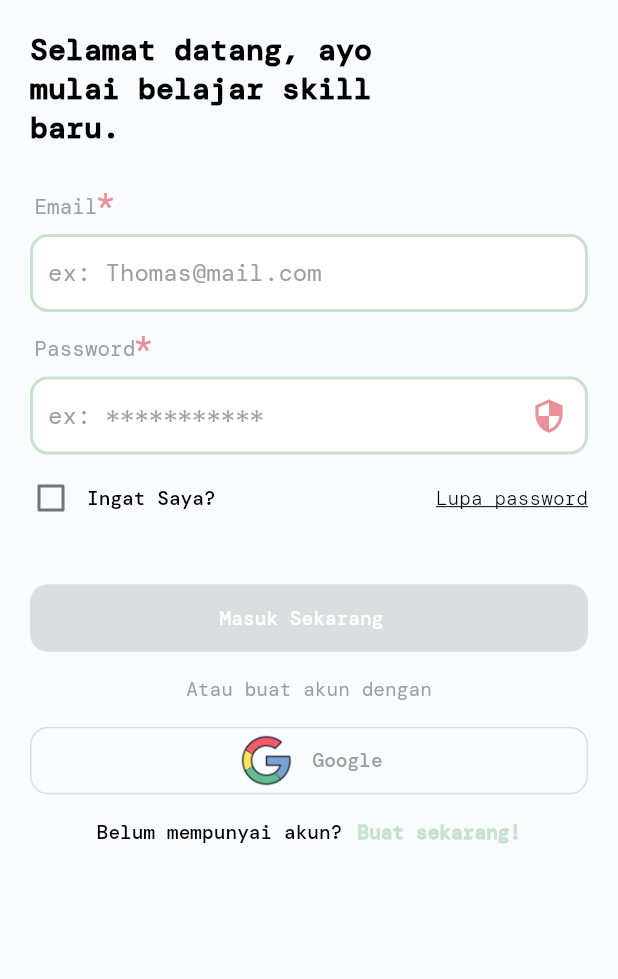
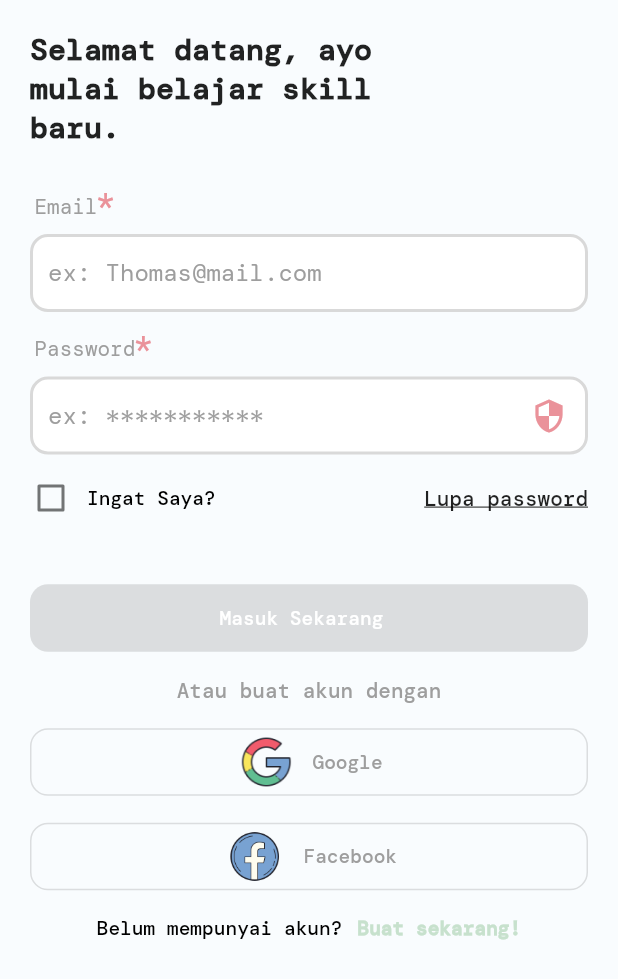
Before and after one commit to dewaprabawa/vooms, a Flutter app: the screen it shows after launch, on a phone screen of 412 x 824 dp. Shown: the top 979 px of the screen. Run offline on Flutter 3.47's test engine with Material 2 defaults, Android fonts, the phone set to English and light mode, and no system bars; our stand-ins replace bloc, cached_network_image, cloud_firestore, dartz, equatable, firebase_auth and 14 more; missing offline and left inert: dart:ffi, flutter_facebook_auth; accounts and stored records are empty; Roboto replaces fonts that are missing (dmMono); project files that could hold a hidden picture were left out.

Commit message:
add facebook login with credential

```diff
--- a/lib/app.dart
+++ b/lib/app.dart
@@ -8,7 +8,6 @@ import 'package:vooms/authentication/repository/auth_repository.dart';
 import 'package:vooms/bottom_nav_bar/main_bottom_nav.dart';
 import 'package:vooms/bottom_nav_bar/theme_cubit/theme_cubit.dart';
 import 'package:vooms/dependency.dart';
-import 'package:vooms/shareds/general_helper/ui_color_constants.dart';
 import 'package:flutter_bloc/flutter_bloc.dart';
 
 class App extends StatelessWidget {
--- a/lib/authentication/auth_helpers/wording_auth_constants.dart
+++ b/lib/authentication/auth_helpers/wording_auth_constants.dart
@@ -14,4 +14,5 @@ class WordingAuthConstants{
   static String labelhintPassword = "ex: ***********";
   static String labelHasNotHaveAccount = "Belum mempunyai akun?";
   static String labelButtonGoogle = "Google";
+   static String labelButtonFacebook = "Facebook";
 }
--- a/lib/authentication/pages/sign_in_page.dart
+++ b/lib/authentication/pages/sign_in_page.dart
@@ -15,6 +15,7 @@ import 'package:vooms/shareds/components/app_dialog.dart';
 import 'package:vooms/shareds/components/m_filled_button.dart';
 import 'package:vooms/shareds/components/m_outline_button.dart';
 import 'package:vooms/shareds/components/m_text_field.dart';
+import 'package:vooms/shareds/general_helper/text_extension.dart';
 import 'package:vooms/shareds/general_helper/ui_asset_constant.dart';
 import 'package:vooms/shareds/general_helper/ui_color_constants.dart';
 
@@ -83,14 +84,14 @@ class _SignInPageState extends State<SignInPage> {
                       left: 20, right: 100, bottom: 20, top: 20),
                   child: Text(
                     WordingAuthConstants.labelHeaderSignIn,
-                    style: GoogleFonts.dmMono().copyWith(
-                        color: Colors.black,
-                        fontSize: 20,
-                        fontWeight: FontWeight.w700),
+                  ).toBoldText(
+                    fontSize: 20,
                   ),
                 ),
                 const SizedBox(height: 5.0),
                 MtextField(
+                  color: Theme.of(context).backgroundColor,
+                  borderColor: Theme.of(context).dividerColor,
                   textInputAction: TextInputAction.next,
                   hintText: WordingAuthConstants.labelHintEmail,
                   isShakeErrorAnimationActive: true,
@@ -105,6 +106,8 @@ class _SignInPageState extends State<SignInPage> {
                 ),
                 const SizedBox(height: 5.0),
                 MtextField(
+                  color: Theme.of(context).backgroundColor,
+                  borderColor: Theme.of(context).dividerColor,
                   isSecurity: state.isSecurity,
                   textInputAction: TextInputAction.next,
                   hintText: WordingAuthConstants.labelhintPassword,
@@ -151,9 +154,7 @@ class _SignInPageState extends State<SignInPage> {
                         },
                         child: Text(WordingAuthConstants.labelForgotPassword,
                             style: GoogleFonts.dmMono(
-                              color: Colors.black,
-                              fontSize: 13,
-                              fontWeight: FontWeight.w300,
+                              fontWeight: FontWeight.w500,
                               decoration: TextDecoration.underline,
                             )),
                       ),
@@ -181,9 +182,9 @@ class _SignInPageState extends State<SignInPage> {
                 ),
                 const SizedBox(height: 15.0),
                 Center(
-                  child: Text('Atau buat akun dengan',
-                      style:
-                          GoogleFonts.dmMono(color: Colors.grey, fontSize: 13)),
+                  child: const Text(
+                    'Atau buat akun dengan',
+                  ).toNormalText(color: Theme.of(context).hintColor),
                 ),
                 const SizedBox(height: 15.0),
                 MoutlineButoon(
@@ -194,6 +195,17 @@ class _SignInPageState extends State<SignInPage> {
                   leadingChild: Image.asset(UIAssetConstants.googleButtonImage),
                   onPressed: () async {
                     await context.read<SignUpCubit>().loginWithGoogle();
+                  },
+                ),
+                 const SizedBox(height: 15.0),
+                  MoutlineButoon(
+                  width: double.infinity,
+                  height: 45,
+                  margin: const EdgeInsets.symmetric(horizontal: 20),
+                  text: WordingAuthConstants.labelButtonFacebook,
+                  leadingChild: Image.asset(UIAssetConstants.facebookButtonImage),
+                  onPressed: () async {
+                    await context.read<SignUpCubit>().loginWithFacebook();
                   },
                 ),
                 TextButton(
--- a/lib/authentication/repository/failure.dart
+++ b/lib/authentication/repository/failure.dart
@@ -100,6 +100,8 @@ class UserDataException implements Exception {}
 class TutorDataException implements Exception {}
 class CourseDataException implements Exception {}
 
+class LoginWithFacebookException implements Exception {}
+
 class LogInWithGoogleException implements Exception {
   /// {@macro log_in_with_google_failure}
   const LogInWithGoogleException([
--- a/lib/bottom_nav_bar/theme_cubit/theme_cubit.dart
+++ b/lib/bottom_nav_bar/theme_cubit/theme_cubit.dart
@@ -12,8 +12,8 @@ class ThemeCubit extends Cubit<ThemeState> {
   ThemeCubit() : super(const ThemeState());
 
   FutureOr<void> setTheme(ThemeStatus status) {
-    final lightTheme = ThemeData(
-        bottomNavigationBarTheme: BottomNavigationBarThemeData(
+
+    final bottomNavigationBarTheme = BottomNavigationBarThemeData(
           backgroundColor: UIColorConstant.nativeWhite,
           elevation: 0.5,
           selectedLabelStyle: GoogleFonts.dmMono(fontWeight: FontWeight.bold),
@@ -21,12 +21,17 @@ class ThemeCubit extends Cubit<ThemeState> {
           selectedItemColor: UIColorConstant.materialPrimaryRed,
           selectedIconTheme:
               IconThemeData(color: UIColorConstant.materialPrimaryRed),
-        ),
-        textTheme: TextTheme(
+        );
+
+    final textTheme = TextTheme(
           displayMedium: GoogleFonts.dmMono(fontWeight: FontWeight.w500),
           displayLarge: GoogleFonts.dmMono(fontWeight: FontWeight.bold),
           displaySmall: GoogleFonts.dmMono(fontWeight: FontWeight.w100),
-        ),
+        );
+
+    final lightTheme = ThemeData(
+        bottomNavigationBarTheme: bottomNavigationBarTheme,
+        textTheme: textTheme,
         iconTheme: IconThemeData(color: UIColorConstant.materialPrimaryRed),
         appBarTheme: const AppBarTheme(color: UIColorConstant.nativeWhite),
         scaffoldBackgroundColor: UIColorConstant.backgroundColorGrey,
--- a/lib/chat/pages/chat_conversation_page.dart
+++ b/lib/chat/pages/chat_conversation_page.dart
@@ -88,7 +88,7 @@ class _ChatConversationPageState extends State<ChatConversationPage> {
     return Scaffold(
       appBar: AppBar(
         elevation: 0.0,
-        backgroundColor: UIColorConstant.nativeWhite,
+        backgroundColor: Theme.of(context).backgroundColor,
         title: const Text("Chats").toNormalText(fontSize: 18),
       ),
       body: SafeArea(
--- a/lib/dependency.dart
+++ b/lib/dependency.dart
@@ -1,6 +1,7 @@
 import 'package:cloud_firestore/cloud_firestore.dart';
 import 'package:firebase_auth/firebase_auth.dart';
 import 'package:firebase_storage/firebase_storage.dart';
+import 'package:flutter_facebook_auth/flutter_facebook_auth.dart';
 import 'package:get_it/get_it.dart';
 import 'package:google_sign_in/google_sign_in.dart';
 import 'package:hive_flutter/hive_flutter.dart';
@@ -31,12 +32,13 @@ final GetIt sl = GetIt.instance;
 Future<void> setupServiceLocator() async {
 
   sl.registerLazySingleton<FirebaseAuth>(() => FirebaseAuth.instance);
+  sl.registerLazySingleton<FacebookAuth>(() => FacebookAuth.instance);
   sl.registerLazySingleton<GoogleSignIn>(() => GoogleSignIn());
   sl.registerLazySingleton<FirebaseFirestore>(() => FirebaseFirestore.instance);
   sl.registerLazySingleton<FirebaseStorage>(() => FirebaseStorage.instance);
 
 
-  sl.registerLazySingleton<AuthService>(() => AuthServicesImpl(sl(), sl()));
+  sl.registerLazySingleton<AuthService>(() => AuthServicesImpl(sl(), sl(), sl()));
 
   sl.registerLazySingleton<UserDBRemoteService>(() => UserDataRemoteImpl(sl()));
 
--- a/lib/shareds/general_helper/text_extension.dart
+++ b/lib/shareds/general_helper/text_extension.dart
@@ -3,15 +3,15 @@ import 'package:google_fonts/google_fonts.dart';
 import 'package:vooms/shareds/general_helper/ui_color_constants.dart';
 
 extension DmMonos on Text {
-   Text toNormalText({Color? color = UIColorConstant.nativeBlack, double? fontSize}){
+   Text toNormalText({Color? color, double? fontSize}){
     return Text(this.data ?? "", style:  GoogleFonts.dmMono(fontWeight: FontWeight.w500, color: color, fontSize: fontSize),);
    }
 
-   Text toThinText({Color? color = UIColorConstant.nativeBlack, double? fontSize}){
+   Text toThinText({Color? color, double? fontSize}){
     return Text(this.data ?? "", style: GoogleFonts.dmMono(fontWeight: FontWeight.w100, color: color, fontSize: fontSize),);
    }
 
-   Text toBoldText({Color? color = UIColorConstant.nativeBlack, double? fontSize}){
+   Text toBoldText({Color? color, double? fontSize}){
     return Text(this.data ?? "", style: GoogleFonts.dmMono(fontWeight: FontWeight.bold, color: color, fontSize: fontSize),);
    }
 }
--- a/lib/shareds/general_helper/ui_asset_constant.dart
+++ b/lib/shareds/general_helper/ui_asset_constant.dart
@@ -4,6 +4,7 @@ class UIAssetConstants {
   static const String onBoardingImage2 = "assets/pngs/on_boarding_02.png";
   static const String onBoardingImage3 = "assets/pngs/on_boarding_03.png";
   static const String googleButtonImage = "assets/pngs/google_button.png";
+  static const String facebookButtonImage = "assets/pngs/facebook_button.png";
 
   static const String classRoom = "assets/pngs/bottom_nav_bar/icons8-classroom-100.png";
   static const String classChat = "assets/pngs/bottom_nav_bar/icons8-chat-bubble-100.png";
--- a/pubspec.yaml
+++ b/pubspec.yaml
@@ -44,6 +44,7 @@ dependencies:
   flutter_bloc: ^8.1.2
   firebase_core: ^2.8.0
   firebase_auth: ^4.3.0
+  flutter_facebook_auth: ^3.5.3
   google_sign_in: ^6.1.0
   hive_flutter: ^1.1.0
   image_picker: ^0.8.7+3
```
Also changed, not shown: lib/activity/pages/tutor_detail_page.dart (+34 -36 lines), lib/authentication/pages/blocs/signup_cubit/sign_up_cubit.dart (+12 -0 lines), lib/authentication/repository/auth_repository.dart (+20 -0 lines), lib/authentication/repository/auth_service_impl.dart (+35 -14 lines), lib/profile/pages/profile_page.dart (+84 -31 lines), assets/pngs/facebook_button.png (added), pubspec.lock, 4 other files.
